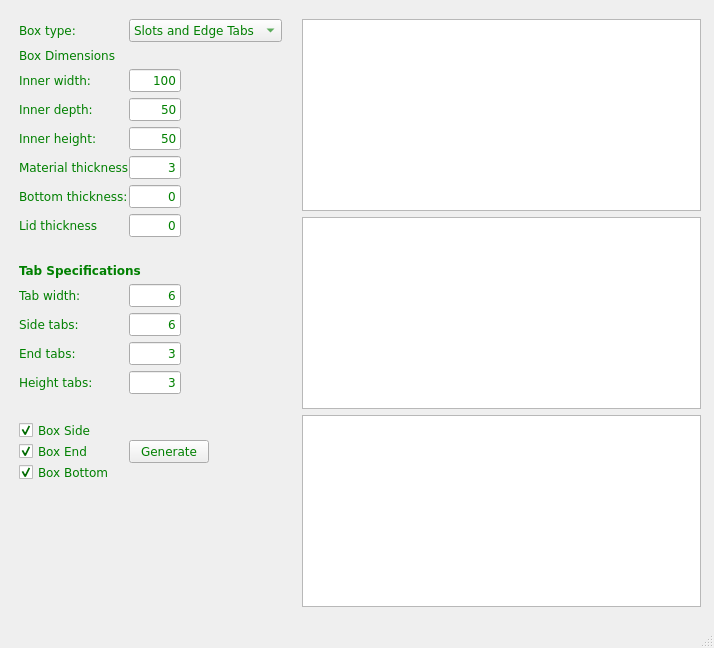
gharley/LaserCutBoxes, file form.ui: the form before one commit.
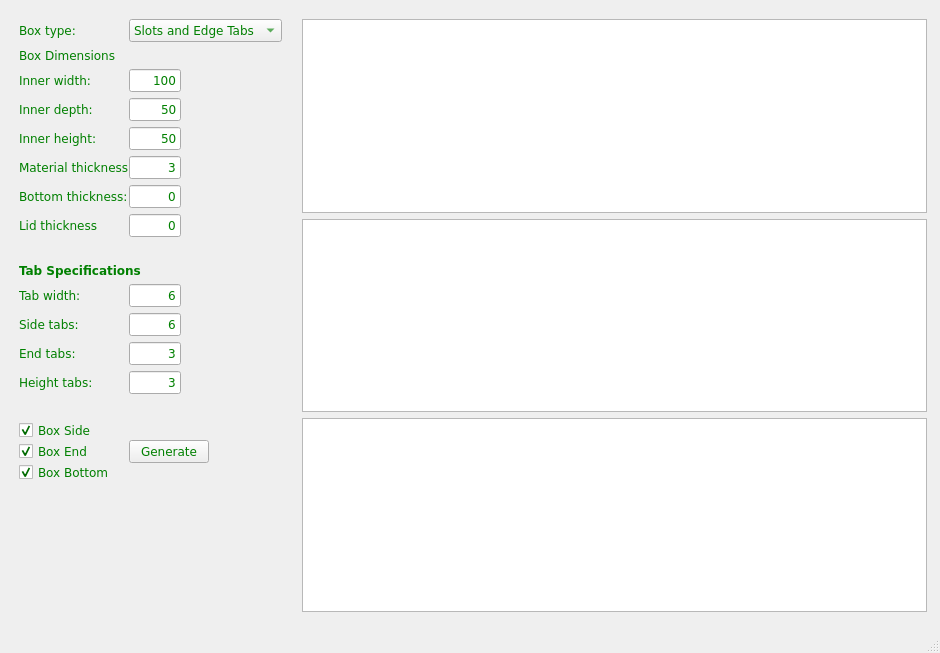
The form after the commit.

Commit message: got scaling working

The edit to the form file:
```diff
--- a/form.ui
+++ b/form.ui
@@ -6,8 +6,8 @@
    <rect>
     <x>0</x>
     <y>0</y>
-    <width>714</width>
-    <height>648</height>
+    <width>940</width>
+    <height>653</height>
    </rect>
   </property>
   <property name="font">
@@ -651,21 +651,27 @@
           </color>
          </brush>
         </property>
-        <property name="sceneRect">
-         <rectf>
-          <x>0.000000000000000</x>
-          <y>0.000000000000000</y>
-          <width>0.000000000000000</width>
-          <height>0.000000000000000</height>
-         </rectf>
-        </property>
        </widget>
       </item>
       <item>
-       <widget class="QGraphicsView" name="imgEnd"/>
+       <widget class="QGraphicsView" name="imgEnd">
+        <property name="verticalScrollBarPolicy">
+         <enum>Qt::ScrollBarAlwaysOff</enum>
+        </property>
+        <property name="horizontalScrollBarPolicy">
+         <enum>Qt::ScrollBarAlwaysOff</enum>
+        </property>
+       </widget>
       </item>
       <item>
-       <widget class="QGraphicsView" name="imgBottom"/>
+       <widget class="QGraphicsView" name="imgBottom">
+        <property name="verticalScrollBarPolicy">
+         <enum>Qt::ScrollBarAlwaysOff</enum>
+        </property>
+        <property name="horizontalScrollBarPolicy">
+         <enum>Qt::ScrollBarAlwaysOff</enum>
+        </property>
+       </widget>
       </item>
      </layout>
     </item>
```
Left out of the diff: 2 changed lines with no effect on the pictures. The commit also changes 1 other file.
